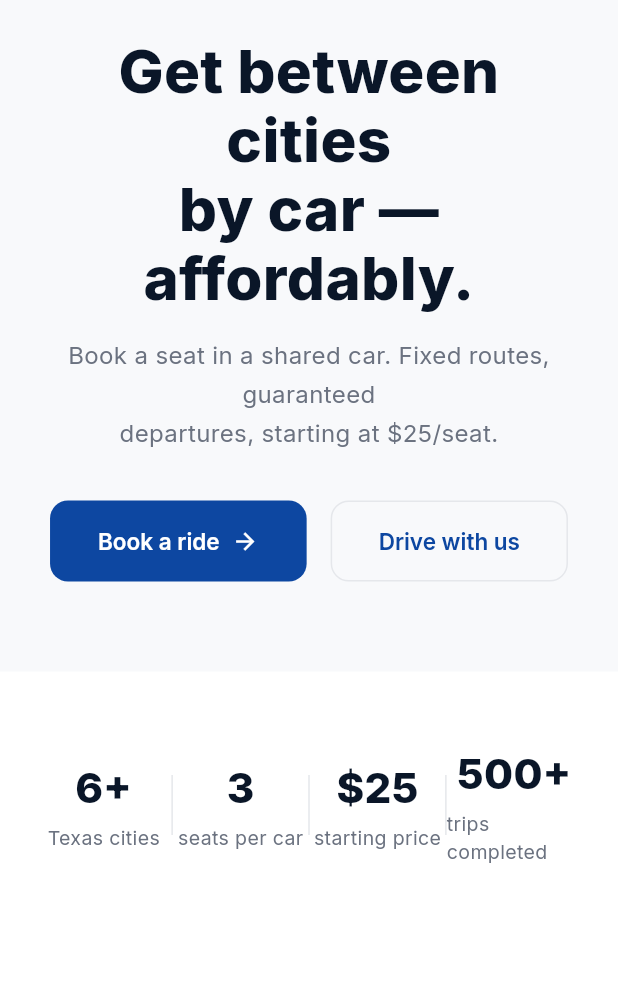
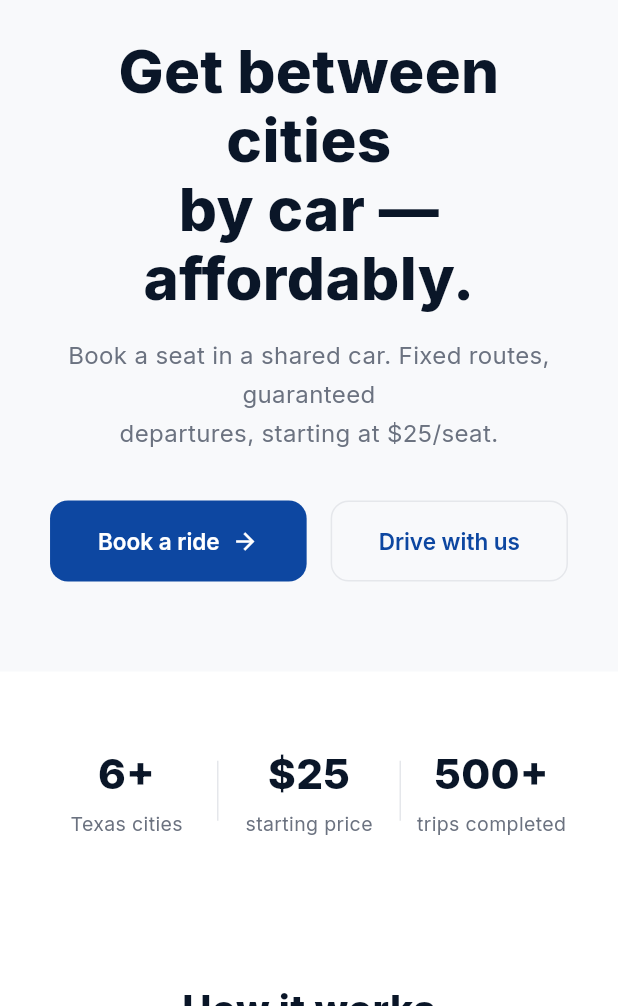
Before and after one commit to boladejr/ride_share, a Flutter app: the screen it shows after launch, on a phone screen of 412 x 824 dp, the part 230-1236 px from its top. Run offline on Flutter 3.47's test engine with Material 3 defaults, Android fonts, the phone set to English and light mode, and no system bars; our stand-ins replace cloud_firestore, firebase_auth, firebase_core, google_fonts; accounts and stored records are empty.

Commit message:
Fix per-pair trip duration (constant regardless of vehicle); remove 'seats per car' stat
Co-Authored-By: bolade.olawale1 <bolade.olawale@stu.cu.edu.ng>

```diff
--- a/lib/pages/rideshare_page.dart
+++ b/lib/pages/rideshare_page.dart
@@ -90,8 +90,6 @@ class RidesharePage extends StatelessWidget {
             child: Row(
               children: [
                 _statItem('6+', 'Texas cities'),
-                _statDivider(),
-                _statItem('3', 'seats per car'),
                 _statDivider(),
                 _statItem('\$25', 'starting price'),
                 _statDivider(),
```
Also changed, not shown: lib/services/mock_data_service.dart (+14 -1 lines).
